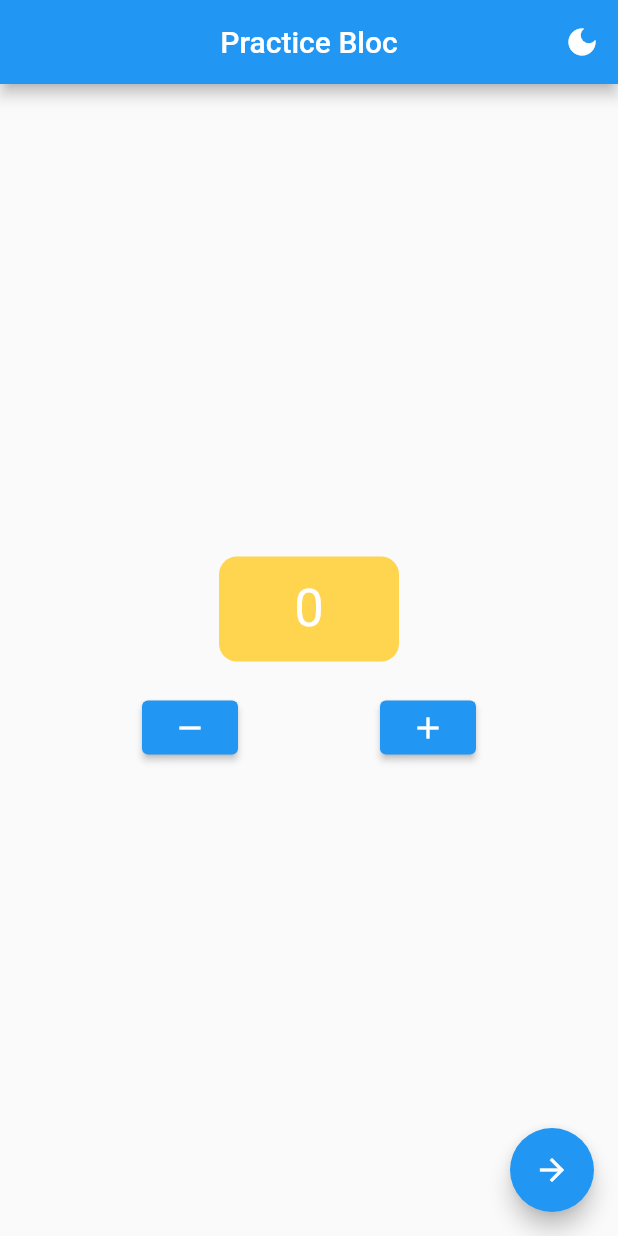
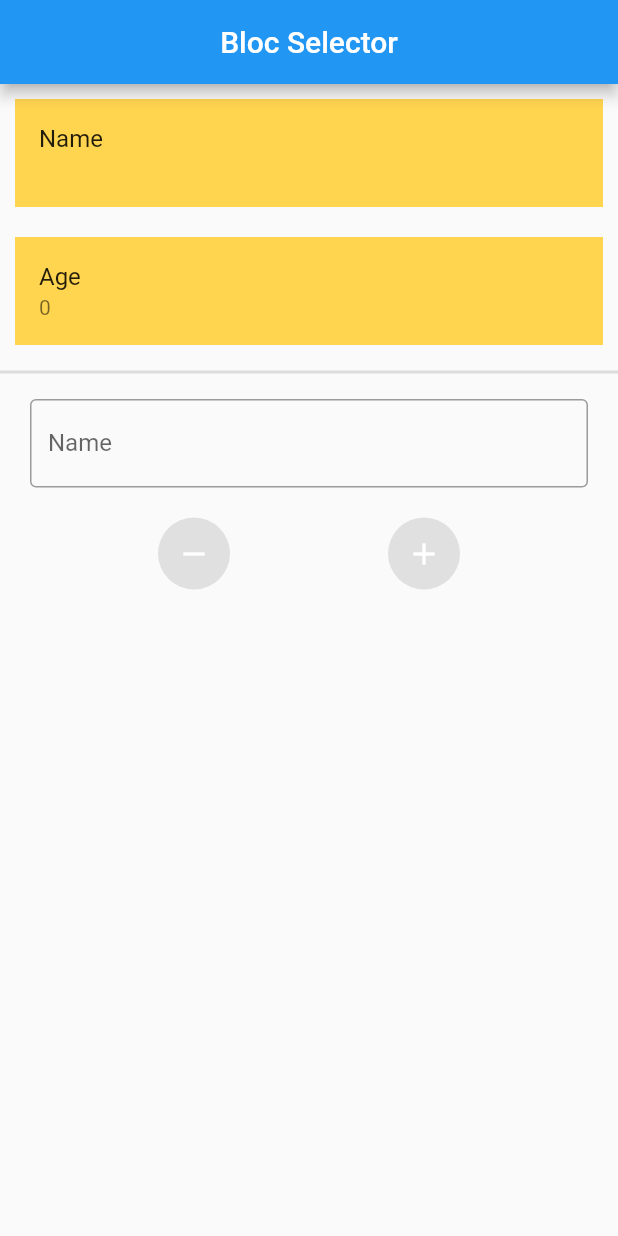
Before and after one commit to ryandiaziz/flutter_bloc_test, a Flutter app: the screen it shows after launch, on a phone screen of 412 x 824 dp. Run offline on Flutter 3.47's test engine with Material 2 defaults, Android fonts, the phone set to English and light mode, and no system bars; our stand-ins replace bloc, flutter_bloc.

Commit message:
update: bloc selector

```diff
--- a/lib/bloc/counter.dart
+++ /dev/null
@@ -1,9 +0,0 @@
-import 'package:bloc/bloc.dart';
-
-class CounterBloc extends Cubit<int> {
-  CounterBloc() : super(0);
-
-  void add() => emit(state + 1);
-  void minus() => emit(state - 1);
-  void reset() => emit(state - state);
-}
--- a/lib/bloc/theme.dart
+++ /dev/null
@@ -1,7 +0,0 @@
-import 'package:bloc/bloc.dart';
-
-class ThemeBloc extends Cubit<bool> {
-  ThemeBloc() : super(true);
-
-  void changeTheme() => emit(!state);
-}
--- /dev/null
+++ b/lib/bloc/user.dart
@@ -0,0 +1,19 @@
+import 'package:bloc/bloc.dart';
+
+class UserBloc extends Cubit<Map<String, dynamic>> {
+  UserBloc() : super({'name': '', 'age': 0});
+
+  void changeName(String name) {
+    emit({
+      'name': name,
+      'age': state['age'],
+    });
+  }
+
+  void changeAge(int age) {
+    emit({
+      'name': state['name'],
+      'age': age,
+    });
+  }
+}
--- a/lib/main.dart
+++ b/lib/main.dart
@@ -1,9 +1,8 @@
 import 'package:flutter/material.dart';
 import 'package:flutter_bloc/flutter_bloc.dart';
-import 'package:flutter_bloc_test/bloc/counter.dart';
-import 'package:flutter_bloc_test/bloc/theme.dart';
 
-import 'routes/routes.dart';
+import 'bloc/user.dart';
+import 'pages/home_page.dart';
 
 void main() {
   runApp(const MyApp());
@@ -14,23 +13,11 @@ class MyApp extends StatelessWidget {
 
   @override
   Widget build(BuildContext context) {
-    return MultiBlocProvider(
-      providers: [
-        BlocProvider(
-          create: (context) => CounterBloc(),
-        ),
-        BlocProvider(
-          create: (context) => ThemeBloc(),
-        ),
-      ],
-      child: BlocBuilder<ThemeBloc, bool>(
-        builder: (context, state) {
-          return MaterialApp(
-            theme: state ? ThemeData.light() : ThemeData.dark(),
-            debugShowCheckedModeBanner: false,
-            onGenerateRoute: Routes.onGenerateRoute,
-          );
-        },
+    return BlocProvider(
+      create: (context) => UserBloc(),
+      child: const MaterialApp(
+        debugShowCheckedModeBanner: false,
+        home: HomePage(),
       ),
     );
   }
--- a/lib/pages/home_page.dart
+++ b/lib/pages/home_page.dart
@@ -1,105 +1,97 @@
 import 'package:flutter/material.dart';
 import 'package:flutter_bloc/flutter_bloc.dart';
 
-import '../bloc/counter.dart';
-import '../bloc/theme.dart';
+import '../bloc/user.dart';
 
 class HomePage extends StatelessWidget {
   const HomePage({super.key});
 
   @override
   Widget build(BuildContext context) {
-    print('BUILD [HOME PAGE]');
+    UserBloc userBloc = context.read<UserBloc>();
     return Scaffold(
       appBar: AppBar(
-        title: const Text('Practice Bloc'),
+        title: const Text('Bloc Selector'),
         centerTitle: true,
-        actions: [
-          IconButton(
-            onPressed: () {
-              context.read<ThemeBloc>().changeTheme();
-            },
-            icon: const Icon(Icons.dark_mode),
+      ),
+      body: ListView(
+        children: [
+          Padding(
+            padding: const EdgeInsets.all(10.0),
+            child: ListTile(
+              title: const Text('Name'),
+              subtitle: BlocSelector<UserBloc, Map<String, dynamic>, String>(
+                selector: (state) => state['name'],
+                builder: (context, state) {
+                  print('BUILD NAME');
+                  return Text(state);
+                },
+              ),
+              style: ListTileStyle.list,
+              tileColor: Colors.amber.shade300,
+            ),
           ),
-        ],
-      ),
-      floatingActionButton: FloatingActionButton(
-        onPressed: () {
-          Navigator.of(context).pushNamed('other');
-        },
-        child: const Icon(Icons.arrow_forward),
-      ),
-      body: Column(
-        mainAxisAlignment: MainAxisAlignment.center,
-        children: [
-          Center(
-            child: Container(
-              height: 70,
-              width: 120,
-              decoration: BoxDecoration(
-                color: Colors.amber.shade300,
-                borderRadius: BorderRadius.circular(12),
+          Padding(
+            padding: const EdgeInsets.all(10.0),
+            child: ListTile(
+              title: const Text('Age'),
+              subtitle: BlocSelector<UserBloc, Map<String, dynamic>, int>(
+                selector: (state) => state['age'],
+                builder: (context, state) {
+                  print('BUILD AGE');
+                  return Text('$state');
+                },
               ),
-              child: Center(
-                child: MultiBlocListener(
-                  listeners: [
-                    BlocListener<CounterBloc, int>(
-                      listener: (context, state) {
-                        if (state == 10) {
-                          context.read<ThemeBloc>().changeTheme();
-                          ScaffoldMessenger.of(context).showSnackBar(
-                            const SnackBar(
-                              duration: Duration(seconds: 1),
-                              content: Text('Mengubah Thema'),
-                            ),
-                          );
-                        }
-                      },
-                    ),
-                    BlocListener<ThemeBloc, bool>(
-                      listener: (context, state) {
-                        if (!state) {
-                          context.read<CounterBloc>().reset();
-                          ScaffoldMessenger.of(context).showSnackBar(
-                            const SnackBar(
-                              duration: Duration(seconds: 1),
-                              content: Text('Mereset Data'),
-                            ),
-                          );
-                        }
-                      },
-                    )
-                  ],
-                  child: BlocBuilder<CounterBloc, int>(
-                    builder: (context, state) {
-                      return Text(
-                        '$state',
-                        style: const TextStyle(
-                          fontSize: 35,
-                          color: Colors.white,
-                        ),
-                      );
-                    },
-                  ),
-                ),
+              style: ListTileStyle.list,
+              tileColor: Colors.amber.shade300,
+            ),
+          ),
+          const Divider(
+            thickness: 2,
+          ),
+          Padding(
+            padding: const EdgeInsets.only(top: 10.0, left: 20, right: 20),
+            child: TextField(
+              onChanged: (value) => userBloc.changeName(value),
+              decoration: const InputDecoration(
+                labelText: 'Name',
+                border: OutlineInputBorder(),
               ),
             ),
           ),
-          const SizedBox(
-            height: 20,
-          ),
-          Row(
-            mainAxisAlignment: MainAxisAlignment.spaceEvenly,
-            children: [
-              ElevatedButton(
-                onPressed: () => context.read<CounterBloc>().minus(),
-                child: const Icon(Icons.remove),
-              ),
-              ElevatedButton(
-                onPressed: () => context.read<CounterBloc>().add(),
-                child: const Icon(Icons.add),
-              ),
-            ],
+          Padding(
+            padding: const EdgeInsets.only(top: 20.0),
+            child: Row(
+              mainAxisAlignment: MainAxisAlignment.spaceEvenly,
+              children: [
+                Material(
+                  color: Colors.grey.shade300,
+                  shape: const CircleBorder(),
+                  child: IconButton(
+                    color: Colors.white,
+                    onPressed: () {
+                      userBloc.changeAge(userBloc.state['age'] - 1);
+                    },
+                    icon: const Icon(
+                      Icons.remove,
+                    ),
+                  ),
+                ),
+                Material(
+                  color: Colors.grey.shade300,
+                  shape: const CircleBorder(),
+                  child: IconButton(
+                    color: Colors.white,
+                    onPressed: () {
+                      userBloc.changeAge(userBloc.state['age'] + 1);
+                    },
+                    icon: const Icon(
+                      Icons.add,
+                    ),
+                  ),
+                ),
+              ],
+            ),
           )
         ],
       ),
--- a/lib/routes/routes.dart
+++ /dev/null
@@ -1,27 +0,0 @@
-import 'package:flutter/material.dart';
-import 'package:flutter_bloc_test/pages/other_page.dart';
-
-import '../pages/home_page.dart';
-
-class Routes {
-  static Route onGenerateRoute(RouteSettings settings) {
-    switch (settings.name) {
-      case '/':
-        return MaterialPageRoute(
-          builder: (context) => const HomePage(),
-        );
-      case 'other':
-        return MaterialPageRoute(
-          builder: (context) => const OtherPage(),
-        );
-      default:
-        return MaterialPageRoute(
-          builder: (context) => const Scaffold(
-            body: Center(
-              child: Text('No page route priovide'),
-            ),
-          ),
-        );
-    }
-  }
-}
```
Also changed, not shown: lib/pages/other_page.dart (deleted, +0 -68 lines).
